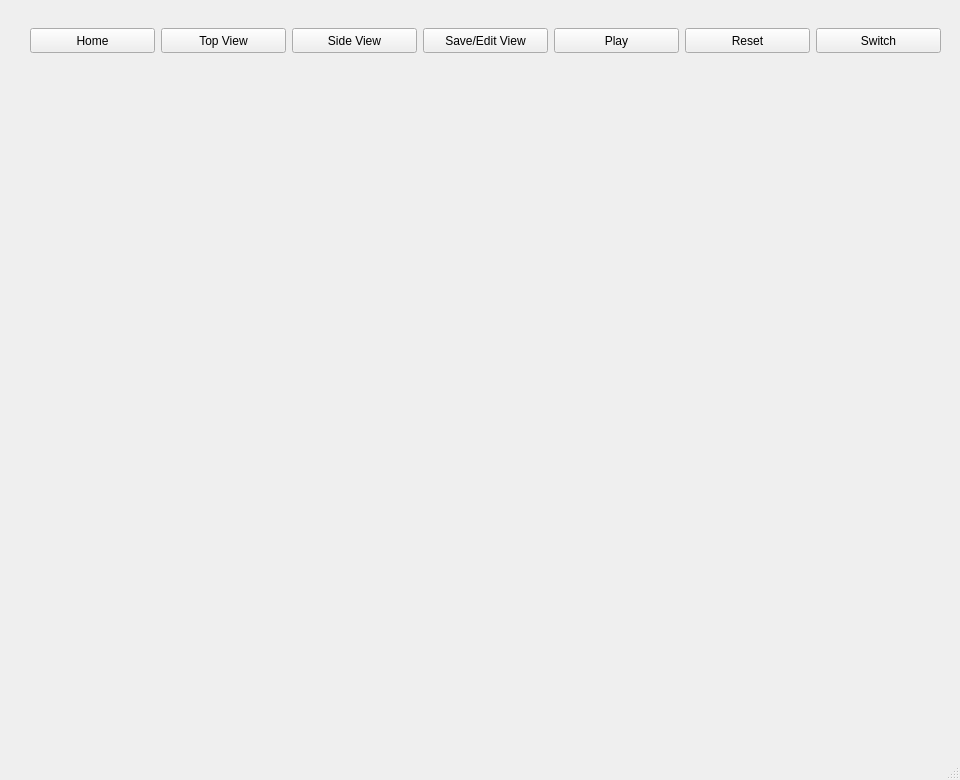
Qt form src/autoCam_pkg/ui/main_window.ui (raghavnagpal/autoCam_ROS-Qt) before a commit.
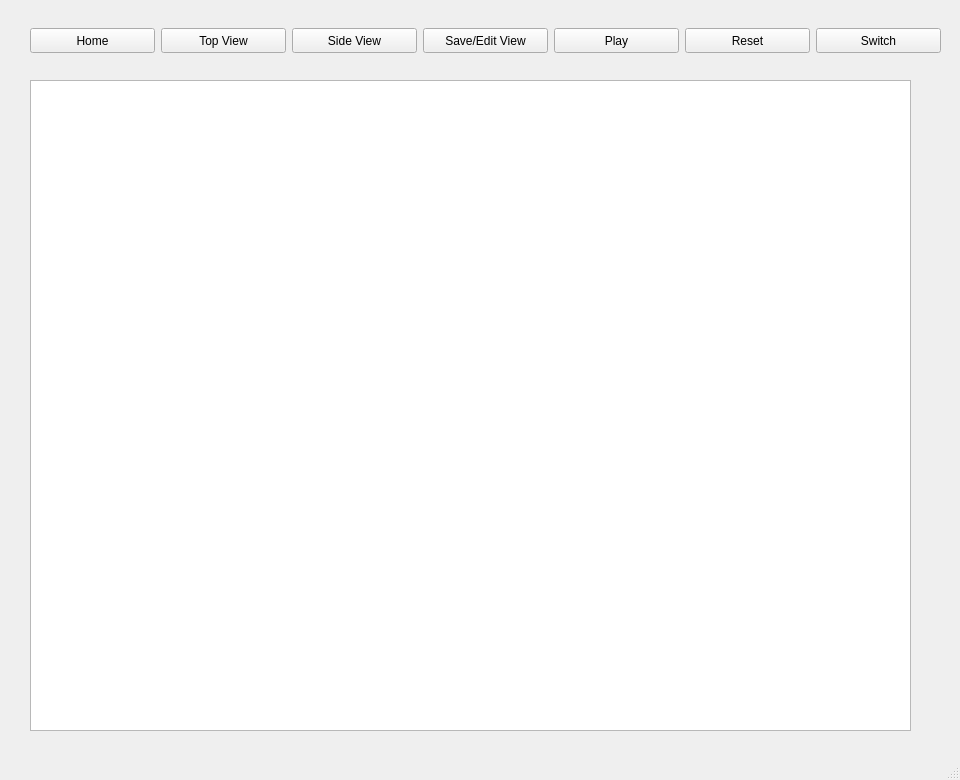
The same form after that commit.

What changed in the file:
```diff
--- a/src/autoCam_pkg/ui/main_window.ui
+++ b/src/autoCam_pkg/ui/main_window.ui
@@ -186,6 +186,16 @@
      </item>
     </layout>
    </widget>
+   <widget class="QGraphicsView" name="graphicsView">
+    <property name="geometry">
+     <rect>
+      <x>30</x>
+      <y>80</y>
+      <width>881</width>
+      <height>651</height>
+     </rect>
+    </property>
+   </widget>
   </widget>
   <widget class="QStatusBar" name="statusBar">
    <property name="layoutDirection">
```
